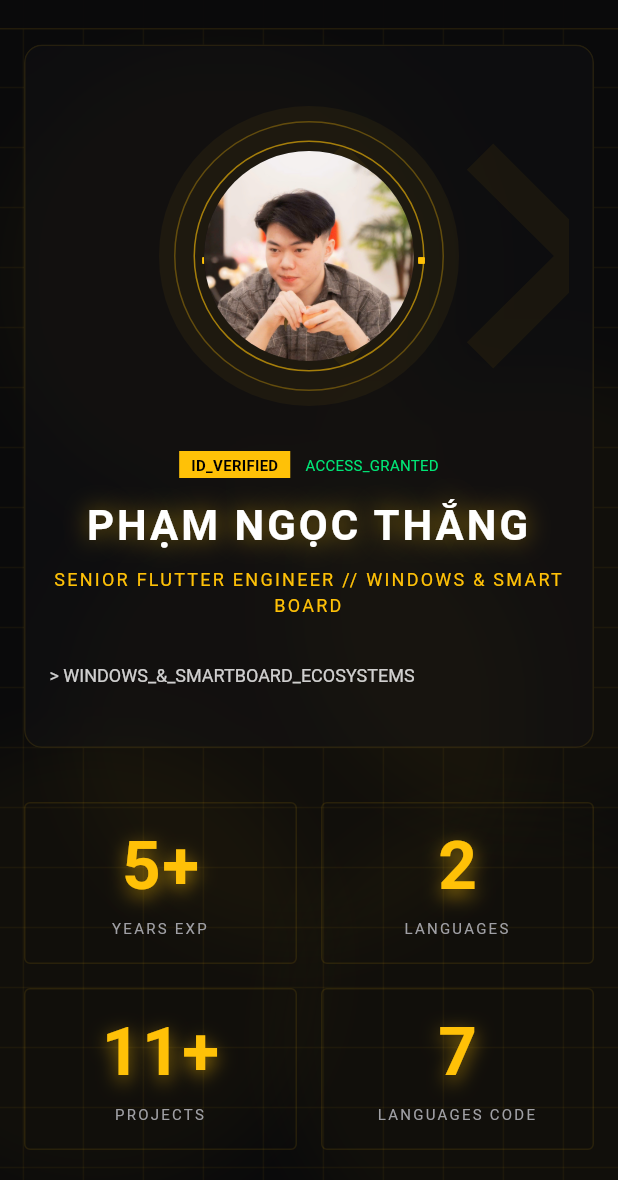
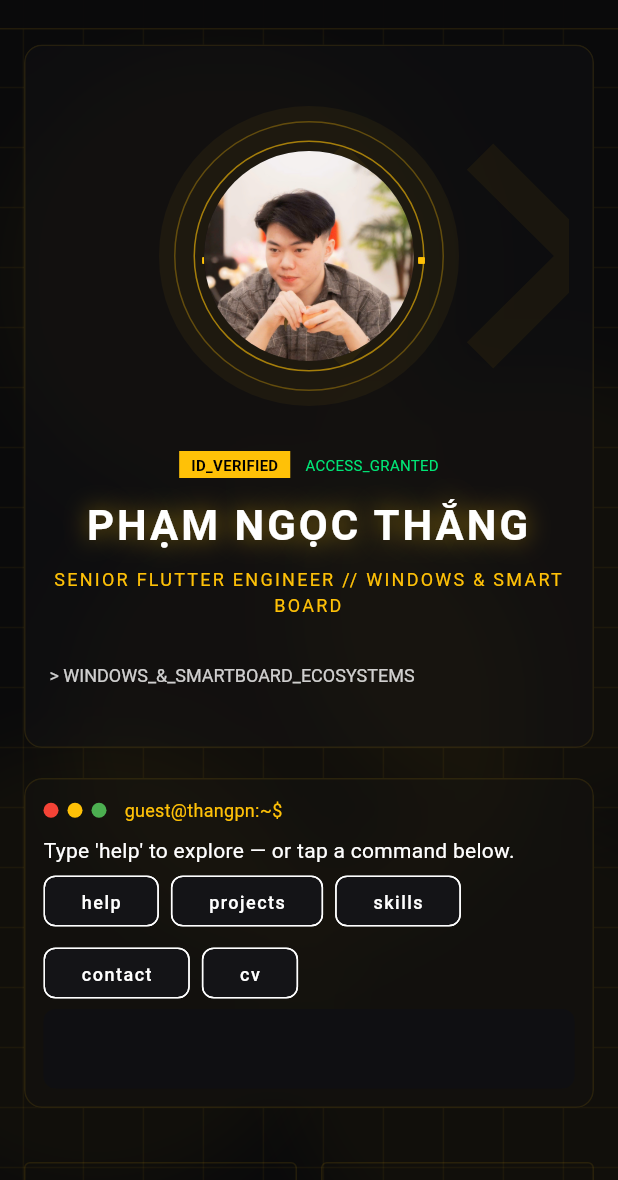
Before and after one commit to thangpn0207/my_profile, a Flutter app: the screen it shows after launch, on a phone screen of 412 x 824 dp, the part 56-1236 px from its top. Run offline on Flutter 3.47's test engine with Material 3 defaults, Android fonts, the phone set to English and light mode, and no system bars; drawn by our look-alikes of animated_text_kit, flutter_animate; our stand-ins replace auto_size_text, equatable, flutter_bloc, flutter_svg, go_router, google_fonts and 3 more; missing offline and left inert: dart:js_interop, liquid_glass_renderer.

Commit message:
feat: interactive terminal panel
Co-Authored-By: Claude Sonnet 5.5 <noreply@anthropic.com>

```diff
--- /dev/null
+++ b/lib/components/terminal/terminal_panel.dart
@@ -0,0 +1,161 @@
+import 'package:flutter/material.dart';
+import 'package:flutter/services.dart';
+import 'package:flutter_bloc/flutter_bloc.dart';
+import 'package:google_fonts/google_fonts.dart';
+import 'package:my_profile/bloc/my_info_bloc.dart';
+import 'package:my_profile/components/glass_container.dart';
+import 'package:my_profile/components/terminal/terminal_commands.dart';
+import 'package:my_profile/core/app_colors.dart';
+import 'package:my_profile/core/sections.dart';
+import 'package:responsive_framework/responsive_framework.dart';
+import 'package:url_launcher/url_launcher.dart';
+
+const _chips = ['help', 'projects', 'skills', 'contact', 'cv'];
+
+class TerminalPanel extends StatefulWidget {
+  const TerminalPanel({super.key});
+
+  @override
+  State<TerminalPanel> createState() => _TerminalPanelState();
+}
+
+class _TerminalPanelState extends State<TerminalPanel> {
+  final _controller = TextEditingController();
+  final _scroll = ScrollController();
+  final _focus = FocusNode();
+  final _lines = <String>["Type 'help' to explore — or tap a command below."];
+  final _history = <String>[];
+  int _histIndex = 0;
+
+  @override
+  void dispose() {
+    _controller.dispose();
+    _scroll.dispose();
+    _focus.dispose();
+    super.dispose();
+  }
+
+  Future<void> _open(String url) async {
+    var s = url;
+    if (!s.startsWith('http') && !s.startsWith('mailto') && !s.startsWith('tel')) {
+      // Same approach as side_menu: resolve relative assets against Uri.base.
+      final base = Uri.base.toString().split('?').first.split('#').first;
+      s = base.endsWith('/') ? '$base$s' : '$base/$s';
+    }
+    try {
+      await launchUrl(Uri.parse(s));
+    } catch (_) {}
+  }
+
+  void _run(String input) {
+    final text = input.trim();
+    _controller.clear();
+    if (text.isEmpty) return;
+    final st = context.read<MyInfoBloc>().state;
+    final r = runCommand(
+      text,
+      TerminalContext(
+          user: st.userInfo, moreInfos: st.moreInfos, projects: st.myProjects),
+    );
+    _history.add(text);
+    _histIndex = _history.length;
+    setState(() {
+      if (r.clear) {
+        _lines.clear();
+      } else {
+        _lines..add('\$ $text')..addAll(r.lines);
+      }
+    });
+    WidgetsBinding.instance.addPostFrameCallback((_) {
+      if (_scroll.hasClients) {
+        _scroll.jumpTo(_scroll.position.maxScrollExtent);
+      }
+    });
+    if (r.navigateTo != null) scrollToSection(r.navigateTo!);
+    if (r.openUrl != null) _open(r.openUrl!);
+  }
+
+  void _setText(String t) => _controller.value =
+      TextEditingValue(text: t, selection: TextSelection.collapsed(offset: t.length));
+
+  KeyEventResult _onKey(FocusNode _, KeyEvent e) {
+    if (e is KeyUpEvent) return KeyEventResult.ignored;
+    final k = e.logicalKey;
+    if (k == LogicalKeyboardKey.tab) {
+      final c = completeCommand(_controller.text);
+      if (c != null) _setText(c);
+      return KeyEventResult.handled;
+    }
+    if (k == LogicalKeyboardKey.arrowUp && _history.isNotEmpty) {
+      _histIndex = (_histIndex - 1).clamp(0, _history.length - 1);
+      _setText(_history[_histIndex]);
+      return KeyEventResult.handled;
+    }
+    if (k == LogicalKeyboardKey.arrowDown && _history.isNotEmpty) {
+      _histIndex = (_histIndex + 1).clamp(0, _history.length);
+      _setText(_histIndex == _history.length ? '' : _history[_histIndex]);
+      return KeyEventResult.handled;
+    }
+    return KeyEventResult.ignored;
+  }
+
+  @override
+  Widget build(BuildContext context) {
+    final mono = GoogleFonts.shareTechMono(color: AppColors.textPrimary, fontSize: 14);
+    final isMobile = ResponsiveBreakpoints.of(context).isMobile;
+    return GlassContainer(
+      height: isMobile ? 220 : 260,
+      padding: const EdgeInsets.all(12),
+      child: Column(
+        crossAxisAlignment: CrossAxisAlignment.start,
+        children: [
+          Row(children: [
+            for (final c in [Colors.red, Colors.amber, Colors.green])
+              Container(
+                width: 10,
+                height: 10,
+                margin: const EdgeInsets.only(right: 6),
+                decoration: BoxDecoration(color: c, shape: BoxShape.circle),
+              ),
+            const SizedBox(width: 6),
+            Text('guest@thangpn:~\$',
+                style: mono.copyWith(color: AppColors.primary, fontSize: 12)),
+          ]),
+          const SizedBox(height: 8),
+          Expanded(
+            child: ListView.builder(
+              controller: _scroll,
+              itemCount: _lines.length,
+              itemBuilder: (_, i) => Text(_lines[i], style: mono, softWrap: true),
+            ),
+          ),
+          Wrap(spacing: 8, children: [
+            for (final c in _chips)
+              ActionChip(
+                label: Text(c, style: mono.copyWith(fontSize: 12)),
+                onPressed: () => _run(c),
+              ),
+          ]),
+          Focus(
+            onKeyEvent: _onKey,
+            child: TextField(
+              controller: _controller,
+              focusNode: _focus,
+              style: mono,
+              onSubmitted: (v) {
+                _run(v);
+                _focus.requestFocus();
+              },
+              decoration: InputDecoration(
+                prefixText: '\$ ',
+                prefixStyle: mono.copyWith(color: AppColors.primary),
+                isDense: true,
+                border: InputBorder.none,
+              ),
+            ),
+          ),
+        ],
+      ),
+    );
+  }
+}
--- a/lib/screens/home/home_screen.dart
+++ b/lib/screens/home/home_screen.dart
@@ -5,6 +5,7 @@ import 'package:my_profile/core/sections.dart';
 import 'package:my_profile/screens/main/main_screen.dart';
 
 import '../../core/app_dimensions.dart';
+import '../../components/terminal/terminal_panel.dart';
 import 'components/highlights.dart';
 import 'components/home_banner.dart';
 import 'components/my_projects.dart';
@@ -47,6 +48,7 @@ class _HomeScreenState extends State<HomeScreen> {
       child: MainScreen(
         children: [
           KeyedSubtree(key: Section.home.key, child: const HomeBanner()),
+          KeyedSubtree(key: Section.terminal.key, child: const TerminalPanel()),
           KeyedSubtree(key: Section.stats.key, child: const HighLightsInfo()),
           SizedBox(height: AppDimensions.paddingM),
           KeyedSubtree(key: Section.projects.key, child: const MyProjects()),
```
Also changed, not shown: 1 other file.
